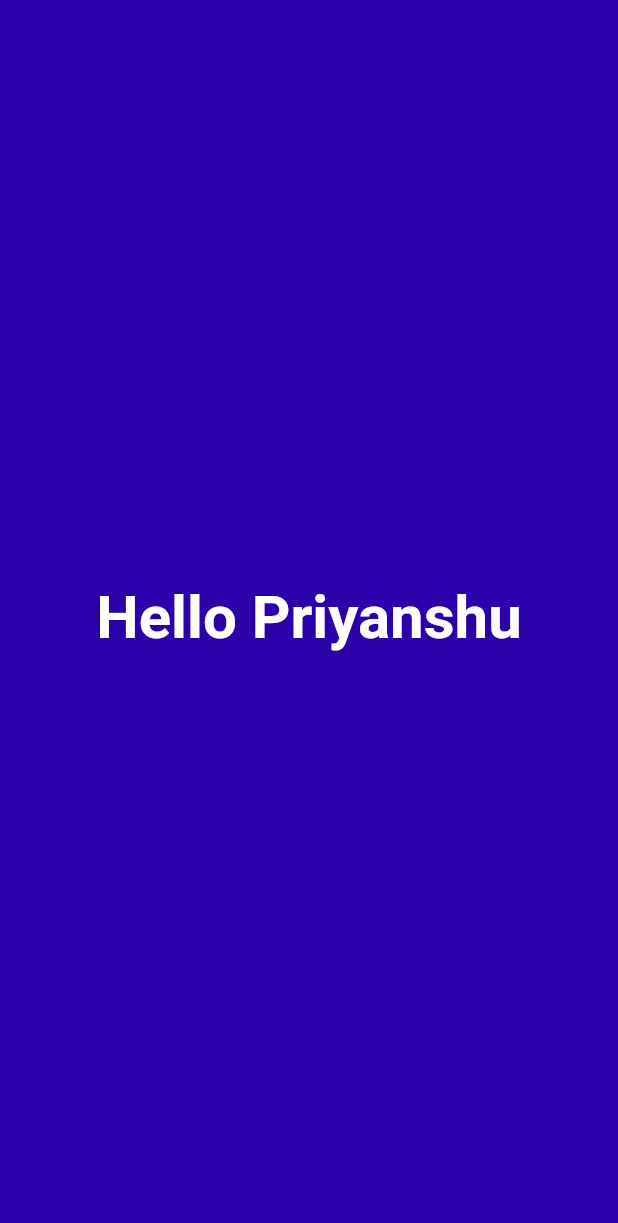
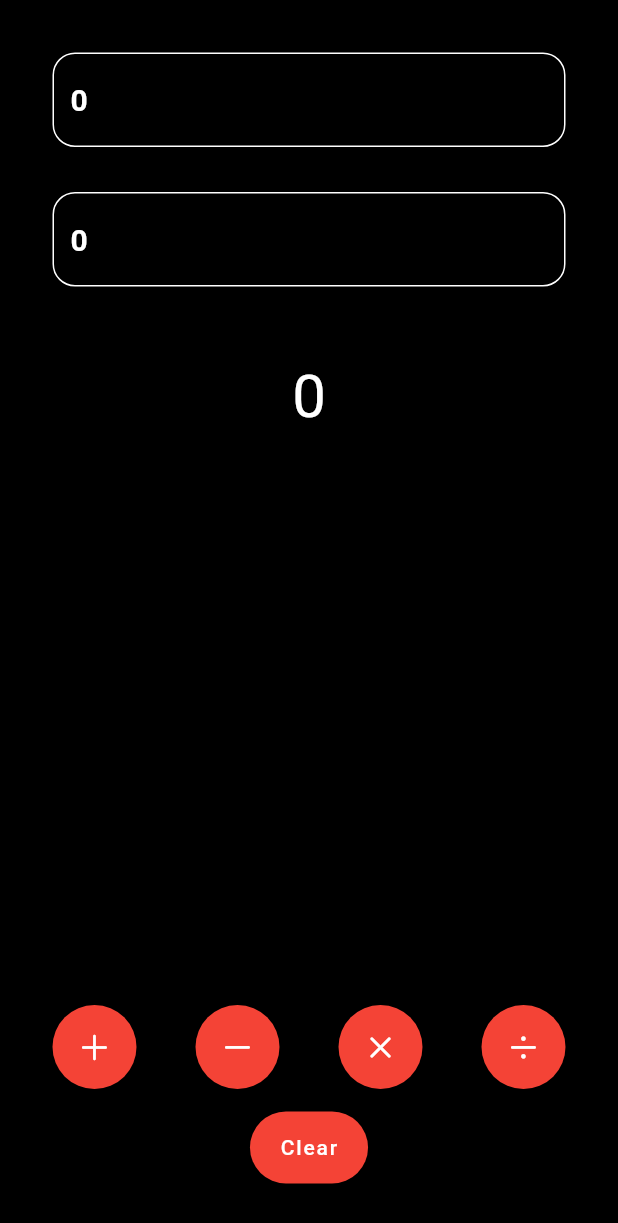
Before and after one commit to itzpriyanshu/my_app, a Flutter app: the screen it shows after launch, on a phone screen of 412 x 824 dp. Shown: the top 1223 px of the screen. Run offline on Flutter 3.47's test engine with Material 2 defaults, Android fonts, the phone set to English and light mode, and no system bars.

Commit message:
Third Day

```diff
--- a/lib/app/app.dart
+++ b/lib/app/app.dart
@@ -9,7 +9,9 @@ class MyApp extends StatelessWidget {
   @override
   Widget build(BuildContext context) {
     return MaterialApp(
+        debugShowCheckedModeBanner: false,
         title: 'Hello World',
+        theme: ThemeData(primarySwatch: Colors.red),
         home: HomeView());
   }
 }
--- a/lib/main.dart
+++ b/lib/main.dart
@@ -2,7 +2,5 @@ import 'package:flutter/material.dart';
 import 'package:my_app/app/app.dart';
 
 void main() {
-  runApp(MyApp(
-
-  ));
+  runApp(const MyApp());
 }
--- /dev/null
+++ b/lib/views/calculator.dart
@@ -0,0 +1,130 @@
+import 'package:flutter/cupertino.dart';
+import 'package:flutter/material.dart';
+
+class CalculatorView extends StatefulWidget {
+  const CalculatorView({super.key});
+
+  @override
+  State<CalculatorView> createState() => _CalculatorViewState();
+}
+
+class _CalculatorViewState extends State<CalculatorView> {
+  int x = 0;
+  int y = 0;
+  num z = 0;
+
+  final displayOneCtroller = TextEditingController();
+  final displayTwoCtroller = TextEditingController();
+
+  @override
+  void initState() {
+    super.initState();
+    displayOneCtroller.text = x.toString();
+    displayTwoCtroller.text = y.toString();
+  }
+
+  @override
+  Widget build(BuildContext context) {
+    return Padding(
+      padding: const EdgeInsets.all(35.0),
+      child: Column(
+        children: [
+          //display
+          CalculatorDisplay(
+            hint: "Enter First Number",
+            controller: displayOneCtroller,
+          ),
+          const SizedBox(
+            height: 30,
+          ),
+          CalculatorDisplay(
+            hint: "Enter Second Number",
+            controller: displayTwoCtroller,
+          ),
+          const SizedBox(
+            height: 50,
+          ),
+          Text(
+            z.toString(),
+            style: const TextStyle(color: Colors.white, fontSize: 40),
+          ),
+          const Spacer(),
+          Row(
+            mainAxisAlignment: MainAxisAlignment.spaceBetween,
+            children: [
+              FloatingActionButton(
+                onPressed: () {
+                  setState(() {
+                    z = num.tryParse(displayOneCtroller.text)! +
+                        num.tryParse(displayTwoCtroller.text)!;
+                  });
+                },
+                child: const Icon(CupertinoIcons.add),
+              ),
+              FloatingActionButton(
+                onPressed: () {
+                  setState(() {
+                    z = num.tryParse(displayOneCtroller.text)! -
+                        num.tryParse(displayTwoCtroller.text)!;
+                  });
+                },
+                child: const Icon(CupertinoIcons.minus),
+              ),
+              FloatingActionButton(
+                onPressed: () {
+                  setState(() {
+                    z = num.tryParse(displayOneCtroller.text)! *
+                        num.tryParse(displayTwoCtroller.text)!;
+                  });
+                },
+                child: const Icon(CupertinoIcons.multiply),
+              ),
+              FloatingActionButton(
+                onPressed: () {
+                  setState(() {
+                    z = num.tryParse(displayOneCtroller.text)! /
+                        num.tryParse(displayTwoCtroller.text)!;
+                  });
+                },
+                child: const Icon(CupertinoIcons.divide),
+              ),
+            ],
+          ),
+          const SizedBox(height: 15,),
+          FloatingActionButton.extended(onPressed: (){}, label: Text('Clear'),)
+          //expand
+          //buttons
+        ],
+      ),
+    );
+  }
+}
+
+class CalculatorDisplay extends StatelessWidget {
+  const CalculatorDisplay(
+      {super.key, this.hint = "Enter a Number", required this.controller});
+
+  final String? hint;
+  final TextEditingController controller;
+
+  @override
+  Widget build(BuildContext context) {
+    return TextField(
+      controller: controller,
+      style: const TextStyle(
+          color: Colors.white, fontSize: 20, fontWeight: FontWeight.bold),
+      keyboardType: TextInputType.number,
+      autofocus: false,
+      decoration: InputDecoration(
+          focusedBorder: OutlineInputBorder(
+              borderRadius: BorderRadius.circular(15),
+              borderSide: const BorderSide(width: 3, color: Colors.white)),
+          enabledBorder: OutlineInputBorder(
+              borderRadius: BorderRadius.circular(15),
+              borderSide: const BorderSide(width: 1, color: Colors.white)),
+          hintText: hint,
+          hintStyle: const TextStyle(
+              color: Colors.white, fontWeight: FontWeight.bold, fontSize: 20)),
+    );
+  }
+}
--- a/lib/views/home_view.dart
+++ b/lib/views/home_view.dart
@@ -1,22 +1,21 @@
 import 'package:flutter/material.dart';
+import 'package:my_app/views/calculator.dart';
 
 class HomeView extends StatelessWidget {
   const HomeView({super.key});
 
   @override
   Widget build(BuildContext context) {
-    return MaterialApp(
-      home: Material(
-          child: Container(
-        color: Color.fromARGB(255, 43, 1, 169),
-        child: Center(
-          child: Text(
-            "Hello Priyanshu",
-            style: TextStyle(
-                fontSize: 40, color: Colors.white, fontWeight: FontWeight.bold),
-          ),
-        ),
-      )),
+    return Scaffold(
+      backgroundColor: Colors.black,
+      body: SafeArea(
+        bottom: false,
+        child: Material(
+            child: Container(
+          color: const Color.fromARGB(255, 0, 0, 0),
+          child: const CalculatorView()
+        )),
+      ),
     );
   }
 }
```
Also changed, not shown: 1 other file.
